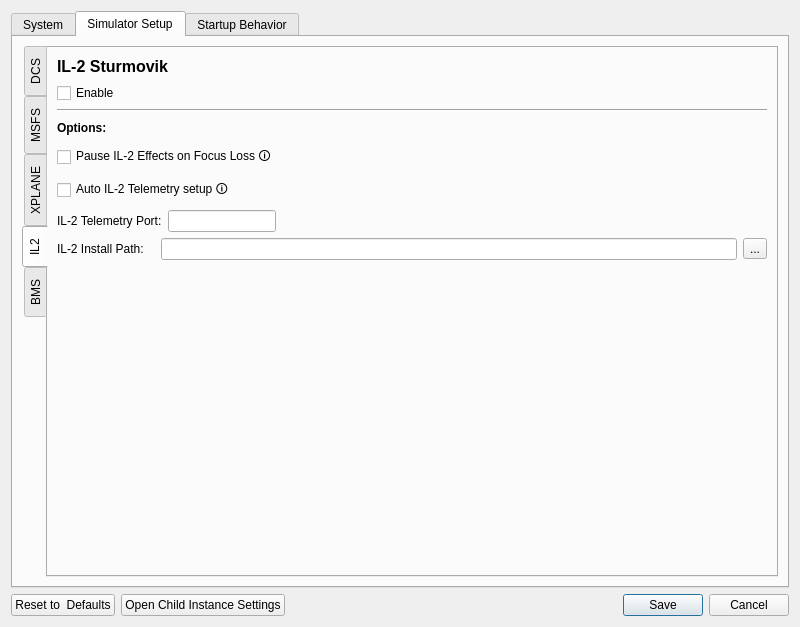
Before: the Qt Designer form SM/system_settings_new.ui in walmis/VPforce-TelemFFB, drawn with Qt 5.
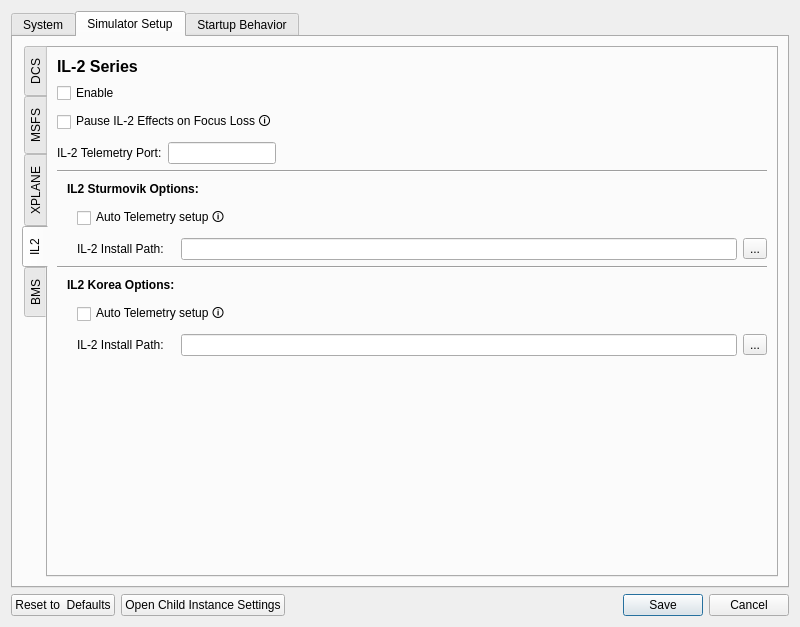
After: the same form once the commit is applied. The open tabs and pages were chosen to show the change. Custom widgets are drawn as their Qt base class.

Commit message: IL2 Korea Support - Auto telemetry setup - UI elements - Process checking

The edit to the form file:
```diff
--- a/SM/system_settings_new.ui
+++ b/SM/system_settings_new.ui
@@ -1257,7 +1257,7 @@
              <item>
               <widget class="QLabel" name="label_6">
                <property name="text">
-                <string>&lt;html&gt;&lt;head/&gt;&lt;body&gt;&lt;p&gt;&lt;span style=&quot; font-size:12pt; font-weight:700;&quot;&gt;IL-2 Sturmovik&lt;/span&gt;&lt;/p&gt;&lt;/body&gt;&lt;/html&gt;</string>
+                <string>&lt;html&gt;&lt;head/&gt;&lt;body&gt;&lt;p&gt;&lt;span style=&quot; font-size:12pt; font-weight:700;&quot;&gt;IL-2 Series&lt;/span&gt;&lt;/p&gt;&lt;/body&gt;&lt;/html&gt;</string>
                </property>
               </widget>
              </item>
@@ -1301,51 +1301,13 @@
             </layout>
            </item>
            <item row="2" column="0" colspan="2">
-            <widget class="Line" name="line">
-             <property name="orientation">
-              <enum>Qt::Horizontal</enum>
-             </property>
-            </widget>
-           </item>
-           <item row="3" column="0">
-            <layout class="QHBoxLayout" name="horizontalLayout_13">
-             <item>
-              <widget class="QLabel" name="label_7">
-               <property name="text">
-                <string>&lt;html&gt;&lt;head/&gt;&lt;body&gt;&lt;p&gt;&lt;span style=&quot; font-weight:700;&quot;&gt;Options:&lt;/span&gt;&lt;/p&gt;&lt;/body&gt;&lt;/html&gt;</string>
-               </property>
-              </widget>
-             </item>
-             <item>
-              <spacer name="horizontalSpacer_14">
-               <property name="orientation">
-                <enum>Qt::Horizontal</enum>
-               </property>
-               <property name="sizeHint" stdset="0">
-                <size>
-                 <width>40</width>
-                 <height>20</height>
-                </size>
-               </property>
-              </spacer>
-             </item>
-            </layout>
-           </item>
-           <item row="4" column="0" colspan="2">
             <widget class="LabeledToggle" name="focus_pauseIL2">
              <property name="text">
               <string>Pause IL-2 Effects on Focus Loss 🛈</string>
              </property>
             </widget>
            </item>
-           <item row="5" column="0" colspan="2">
-            <widget class="LabeledToggle" name="validateIL2">
-             <property name="text">
-              <string>Auto IL-2 Telemetry setup 🛈</string>
-             </property>
-            </widget>
-           </item>
-           <item row="6" column="0" colspan="2">
+           <item row="3" column="0" colspan="2">
             <layout class="QHBoxLayout" name="horizontalLayout_7">
              <item>
               <widget class="QLabel" name="lab_portIL2">
@@ -1379,8 +1341,111 @@
              </item>
             </layout>
            </item>
+           <item row="4" column="0" colspan="2">
+            <widget class="Line" name="line">
+             <property name="orientation">
+              <enum>Qt::Horizontal</enum>
+             </property>
+            </widget>
+           </item>
+           <item row="5" column="0" colspan="2">
+            <layout class="QHBoxLayout" name="horizontalLayout_13">
+             <item>
+              <spacer name="horizontalSpacer_32">
+               <property name="orientation">
+                <enum>Qt::Horizontal</enum>
+               </property>
+               <property name="sizeType">
+                <enum>QSizePolicy::Fixed</enum>
+               </property>
+               <property name="sizeHint" stdset="0">
+                <size>
+                 <width>10</width>
+                 <height>20</height>
+                </size>
+               </property>
+              </spacer>
+             </item>
+             <item>
+              <widget class="QLabel" name="lab_IL2_S">
+               <property name="text">
+                <string>&lt;html&gt;&lt;head/&gt;&lt;body&gt;&lt;p&gt;&lt;span style=&quot; font-weight:700;&quot;&gt;IL2 Sturmovik Options:&lt;/span&gt;&lt;/p&gt;&lt;/body&gt;&lt;/html&gt;</string>
+               </property>
+              </widget>
+             </item>
+             <item>
+              <spacer name="horizontalSpacer_14">
+               <property name="orientation">
+                <enum>Qt::Horizontal</enum>
+               </property>
+               <property name="sizeHint" stdset="0">
+                <size>
+                 <width>40</width>
+                 <height>20</height>
+                </size>
+               </property>
+              </spacer>
+             </item>
+            </layout>
+           </item>
+           <item row="6" column="0" colspan="2">
+            <layout class="QHBoxLayout" name="horizontalLayout_5">
+             <item>
+              <spacer name="horizontalSpacer_37">
+               <property name="orientation">
+                <enum>Qt::Horizontal</enum>
+               </property>
+               <property name="sizeType">
+                <enum>QSizePolicy::Fixed</enum>
+               </property>
+               <property name="sizeHint" stdset="0">
+                <size>
+                 <width>20</width>
+                 <height>20</height>
+                </size>
+               </property>
+              </spacer>
+             </item>
+             <item>
+              <widget class="LabeledToggle" name="validateIL2">
+               <property name="text">
+                <string>Auto Telemetry setup 🛈</string>
+               </property>
+              </widget>
+             </item>
+             <item>
+              <spacer name="horizontalSpacer_38">
+               <property name="orientation">
+                <enum>Qt::Horizontal</enum>
+               </property>
+               <property name="sizeHint" stdset="0">
+                <size>
+                 <width>40</width>
+                 <height>20</height>
+                </size>
+               </property>
+              </spacer>
+             </item>
+            </layout>
+           </item>
            <item row="7" column="0" colspan="2">
             <layout class="QHBoxLayout" name="horizontalLayout_8">
+             <item>
+              <spacer name="horizontalSpacer_35">
+               <property name="orientation">
+                <enum>Qt::Horizontal</enum>
+               </property>
+               <property name="sizeType">
+                <enum>QSizePolicy::Fixed</enum>
+               </property>
+               <property name="sizeHint" stdset="0">
+                <size>
+                 <width>20</width>
+                 <height>20</height>
+                </size>
+               </property>
+              </spacer>
+             </item>
              <item>
               <widget class="QLabel" name="lab_pathIL2">
                <property name="sizePolicy">
@@ -1412,7 +1477,143 @@
              </item>
             </layout>
            </item>
-           <item row="8" column="1">
+           <item row="8" column="0" colspan="2">
+            <widget class="Line" name="line_7">
+             <property name="orientation">
+              <enum>Qt::Horizontal</enum>
+             </property>
+            </widget>
+           </item>
+           <item row="9" column="0" colspan="2">
+            <layout class="QHBoxLayout" name="horizontalLayout_14">
+             <item>
+              <spacer name="horizontalSpacer_34">
+               <property name="orientation">
+                <enum>Qt::Horizontal</enum>
+               </property>
+               <property name="sizeType">
+                <enum>QSizePolicy::Fixed</enum>
+               </property>
+               <property name="sizeHint" stdset="0">
+                <size>
+                 <width>10</width>
+                 <height>20</height>
+                </size>
+               </property>
+              </spacer>
+             </item>
+             <item>
+              <widget class="QLabel" name="lab_IL2_K">
+               <property name="text">
+                <string>&lt;html&gt;&lt;head/&gt;&lt;body&gt;&lt;p&gt;&lt;span style=&quot; font-weight:700;&quot;&gt;IL2 Korea Options:&lt;/span&gt;&lt;/p&gt;&lt;/body&gt;&lt;/html&gt;</string>
+               </property>
+              </widget>
+             </item>
+             <item>
+              <spacer name="horizontalSpacer_30">
+               <property name="orientation">
+                <enum>Qt::Horizontal</enum>
+               </property>
+               <property name="sizeHint" stdset="0">
+                <size>
+                 <width>40</width>
+                 <height>20</height>
+                </size>
+               </property>
+              </spacer>
+             </item>
+            </layout>
+           </item>
+           <item row="10" column="0" colspan="2">
+            <layout class="QHBoxLayout" name="horizontalLayout_3">
+             <item>
+              <spacer name="horizontalSpacer_36">
+               <property name="orientation">
+                <enum>Qt::Horizontal</enum>
+               </property>
+               <property name="sizeType">
+                <enum>QSizePolicy::Fixed</enum>
+               </property>
+               <property name="sizeHint" stdset="0">
+                <size>
+                 <width>20</width>
+                 <height>20</height>
+                </size>
+               </property>
+              </spacer>
+             </item>
+             <item>
+              <widget class="LabeledToggle" name="validateIL2_K">
+               <property name="text">
+                <string>Auto Telemetry setup 🛈</string>
+               </property>
+              </widget>
+             </item>
+             <item>
+              <spacer name="horizontalSpacer_39">
+               <property name="orientation">
+                <enum>Qt::Horizontal</enum>
+               </property>
+               <property name="sizeHint" stdset="0">
+                <size>
+                 <width>40</width>
+                 <height>20</height>
+                </size>
+               </property>
+              </spacer>
+             </item>
+            </layout>
+           </item>
+           <item row="11" column="0" colspan="2">
+            <layout class="QHBoxLayout" name="horizontalLayout_10">
+             <item>
+              <spacer name="horizontalSpacer_33">
+               <property name="orientation">
+                <enum>Qt::Horizontal</enum>
+               </property>
+               <property name="sizeType">
+                <enum>QSizePolicy::Fixed</enum>
+               </property>
+               <property name="sizeHint" stdset="0">
+                <size>
+                 <width>20</width>
+                 <height>20</height>
+                </size>
+               </property>
+              </spacer>
+             </item>
+             <item>
+              <widget class="QLabel" name="lab_pathIL2_2">
+               <property name="sizePolicy">
+                <sizepolicy hsizetype="Fixed" vsizetype="Preferred">
+                 <horstretch>0</horstretch>
+                 <verstretch>0</verstretch>
+                </sizepolicy>
+               </property>
+               <property name="minimumSize">
+                <size>
+                 <width>98</width>
+                 <height>0</height>
+                </size>
+               </property>
+               <property name="text">
+                <string>IL-2 Install Path:</string>
+               </property>
+              </widget>
+             </item>
+             <item>
+              <widget class="QLineEdit" name="pathIL2_K"/>
+             </item>
+             <item>
+              <widget class="QToolButton" name="browseIL2_K">
+               <property name="text">
+                <string>...</string>
+               </property>
+              </widget>
+             </item>
+            </layout>
+           </item>
+           <item row="12" column="1">
             <spacer name="verticalSpacer_2">
              <property name="orientation">
               <enum>Qt::Vertical</enum>
```
Left out of the diff: 4 changed lines with no effect on the pictures. The commit also changes 10 other files.
